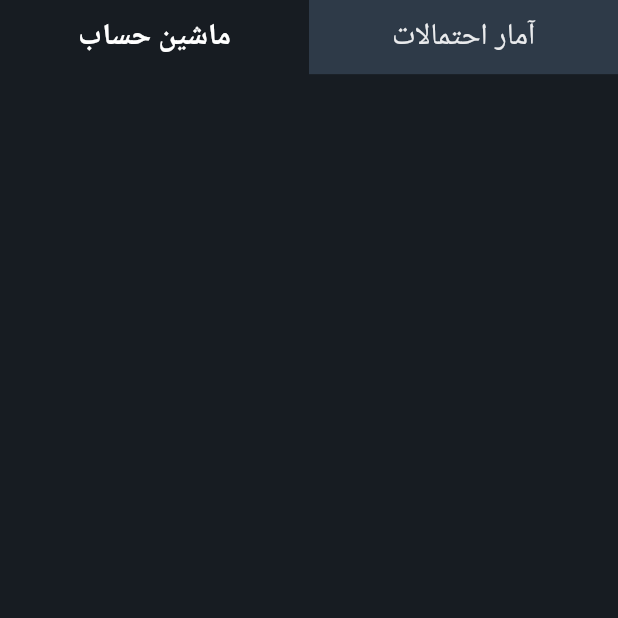
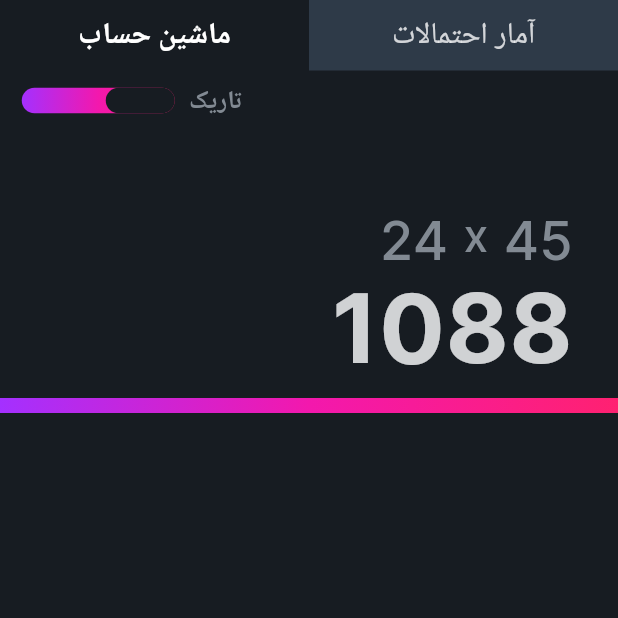
Before and after one commit to mohsen0dev/Statistical_Calculator, a Flutter app: the screen it shows after launch, on a phone screen of 412 x 824 dp, the top half of it. Run offline on Flutter 3.47's test engine with Material 3 defaults, Android fonts, the phone set to English and light mode, and no system bars; drawn by our look-alikes of animated_toggle_switch; our stand-ins replace get.

Commit message:
new write code

```diff
--- a/lib/Core/constants/app_size.dart
+++ b/lib/Core/constants/app_size.dart
@@ -11,6 +11,7 @@ class AppSize {
   static const double borderRadiusresultButton = 16;
   static const double textSizeBoldButtom = 26;
   static const double textSizeMedium = 16;
+  static const double dividerGeradientHeight=10;
   static double appBarHeight = 0;
   static double boardButtom = 0;
   static double boardResult = 0;
@@ -22,8 +23,8 @@ class AppSize {
   //   return MediaQuery.of(context).size.height;
   // }
   void appSectionsPercent() {
-    appBarHeight = setFullsizeHeight * 0.06;
-    boardResult = setFullsizeHeight * (26.2 / 100);
+    appBarHeight = setFullsizeHeight * 0.091;
+    boardResult = setFullsizeHeight * (23.1 / 100);
     boardButtom = setFullsizeHeight * (66.5 / 100);
   }
 
--- a/lib/Core/constants/color_app.dart
+++ b/lib/Core/constants/color_app.dart
@@ -13,6 +13,6 @@ abstract class AppColors {
   static const Color gery3 = Color(0xff2E3A48);
   static const Color gery4 = Color(0xff5A6876);
   static const Color gery5 = Color(0xff828A93);
-  static const Color gery6 = Color(0xffEAEBED);
+  static const Color gery6 = Color(0xe0EAEBED);
   static const Color gery7 = Color(0xffFFFFFF);
 }
--- a/lib/Core/constants/my_app.dart
+++ b/lib/Core/constants/my_app.dart
@@ -10,6 +10,7 @@ class MyApp extends StatelessWidget {
   @override
   Widget build(BuildContext context) {
     AppSize().init(context);
+    AppSize().appSectionsPercent();
     return GetMaterialApp(
       locale: const Locale('fa'),
       title: 'Statistical Calculator',
--- a/lib/Core/widgets/controller/custom_appbar_controller.dart
+++ b/lib/Core/widgets/controller/custom_appbar_controller.dart
@@ -2,4 +2,5 @@ import 'package:get/get.dart';
 
 class CustomAppbarController extends GetxController {
   RxInt selectedSection = 0.obs;
+  RxInt modeCurrent=0.obs;
 }
--- a/lib/Core/widgets/custom_appbar.dart
+++ b/lib/Core/widgets/custom_appbar.dart
@@ -4,6 +4,7 @@ import 'package:simple_statistical_calculator/Core/constants/app_size.dart';
 import 'package:simple_statistical_calculator/Core/constants/app_text_style.dart';
 import 'package:simple_statistical_calculator/Core/constants/color_app.dart';
 import 'package:simple_statistical_calculator/Core/widgets/controller/custom_appbar_controller.dart';
+import 'package:simple_statistical_calculator/Core/widgets/custom_darklight_switch.dart';
 
 class CustomAppBar extends StatelessWidget {
   final bool? selectedDarkLight;
@@ -37,7 +38,12 @@ class AppbarCustomSelection extends StatelessWidget {
   final customApbarClr = Get.put(CustomAppbarController());
   @override
   Widget build(BuildContext context) {
-    return Obx(() {
+    return Column(
+      children: [
+        SizedBox(
+          width: AppSize.setFullsizeWidth,
+          height: 47,
+          child: Obx(() {
             return Row(
               children: [
                 InkWell(
@@ -104,6 +110,24 @@ class AppbarCustomSelection extends StatelessWidget {
                     )),
               ],
             );
-    });
+          }),
+        ),
+        const SizedBox(height: 7,),
+        SizedBox(
+          width: AppSize.setFullsizeWidth,
+          height: 26,
+          child:Row(
+            mainAxisAlignment: MainAxisAlignment.end,
+            children: [
+              Obx(() => Text(customApbarClr.modeCurrent.value==1?'روشن':'تاریک',style: MyAppTextStyle.getBold(color: AppColors.gery5,fontSize: 17), ),),
+              const Padding(
+                padding: EdgeInsets.only(left: 10,right: 5),
+                child: SwitchDarkLight(),
+              ),
+            ],
+          ) ,
+        ),
+      ],
+    );
   }
 }
--- /dev/null
+++ b/lib/Core/widgets/custom_darklight_switch.dart
@@ -0,0 +1,43 @@
+import 'package:flutter/material.dart';
+import 'package:animated_toggle_switch/animated_toggle_switch.dart';
+import 'package:get/get.dart';
+import 'package:simple_statistical_calculator/Core/constants/color_app.dart';
+import 'package:simple_statistical_calculator/Core/widgets/controller/custom_appbar_controller.dart';
+
+class SwitchDarkLight extends StatefulWidget {
+ const SwitchDarkLight({super.key});
+ static int? modeCurrent = 0;
+  @override
+  State<SwitchDarkLight> createState() => _SwitchDarkLightState();
+}
+
+class _SwitchDarkLightState extends State<SwitchDarkLight> {
+  final customAppBarClr=Get.put(CustomAppbarController());
+  @override
+  Widget build(BuildContext context) {
+    return Center(
+      child: AnimatedToggleSwitch<int?>.rolling(
+        current: SwitchDarkLight.modeCurrent,
+        allowUnlistedValues: true,
+        values: const [0, 1],
+        onChanged: (i) => setState(() {SwitchDarkLight.modeCurrent= i;convertValue(SwitchDarkLight.modeCurrent.toString());} ),
+        iconBuilder: null,
+        borderWidth: 4.5,
+        minTouchTargetSize: 10,
+        style: ToggleStyle(
+          indicatorColor: SwitchDarkLight.modeCurrent== 0 ? AppColors.gery1 : AppColors.gery6,
+          backgroundGradient: AppColors.GradientColor,
+          borderColor: const Color.fromARGB(0, 226, 198, 198),
+        ),
+        height: 26,
+        spacing: 10,
+        loading: null,
+      ),
+    );
+  }
+  void convertValue(String value){
+      int convertToInt;
+      convertToInt=int.parse(value);
+      customAppBarClr.modeCurrent.value=convertToInt;
+  }
+}
--- a/lib/Features/calculator/calculator_view.dart
+++ b/lib/Features/calculator/calculator_view.dart
@@ -1,8 +1,8 @@
 import 'package:flutter/material.dart';
 import 'package:get/get.dart';
-import 'package:segmented_button_slide/segmented_button_slide.dart';
 import 'package:simple_statistical_calculator/Core/constants/app_bar.dart';
 import 'package:simple_statistical_calculator/Core/constants/app_size.dart';
+import 'package:simple_statistical_calculator/Core/constants/app_text_style.dart';
 import 'package:simple_statistical_calculator/Core/constants/color_app.dart';
 import 'package:simple_statistical_calculator/Core/widgets/custom_page_view.dart';
 
@@ -11,11 +11,84 @@ class CalculatorView extends StatelessWidget {
 
   @override
   Widget build(BuildContext context) {
-    return const SafeArea(
+    return SafeArea(
       child: Scaffold(
           backgroundColor: AppColors.gery1,
-          appBar: CustomSelectionAppBar(),
-          body: Center()),
+          appBar: const CustomSelectionAppBar(),
+          body: Center(
+            child: Column(
+              children: [
+                SizedBox(
+                  width: AppSize.setFullsizeWidth,
+                  height: AppSize.boardResult,
+                  child: Column(
+                    children: [
+                      Expanded(
+                        child: Padding(
+                          padding: const EdgeInsets.only(right: 30),
+                          child: Stack(children: [
+                            Positioned(
+                              right: 0,
+                              bottom: 80,
+                              child: Row(
+                                children: [
+                                  Text(
+                                    '45',
+                                    style: MyAppTextStyle.medium(
+                                        color: AppColors.gery5, fontSize: 36),
+                                  ),
+                                  Padding(
+                                    padding: const EdgeInsets.only(right: 10,left: 10),
+                                    child: Container(
+                                      margin: const EdgeInsets.only(bottom: 5),
+                                      child: Text(
+                                        'x',
+                                        style: MyAppTextStyle.medium(
+                                            color: AppColors.gery5, fontSize: 30),
+                                      ),
+                                    ),
+                                  ),
+                                  Text(
+                                    '24',
+                                    style: MyAppTextStyle.medium(
+                                        color: AppColors.gery5, fontSize: 36),
+                                  ),
+                                ],
+                              ),
+                            ),
+                            Positioned(
+                              bottom: 0,
+                              right: 0,
+                              child: Text(
+                                '1088',
+                                style: MyAppTextStyle.getBold(
+                                    color: AppColors.gery6, fontSize: 64),
+                              ),
+                            )
+                          ]),
+                        ),
+                      ),
+                    ],
+                  ),
+                ),
+                SizedBox(
+                  width: AppSize.setFullsizeWidth,
+                  height: AppSize.boardButtom,
+                  child: Column(
+                    children: [
+                      Container(
+                        width: AppSize.setFullsizeWidth,
+                        height: AppSize.dividerGeradientHeight,
+                        child: null,
+                        decoration: const BoxDecoration(
+                            gradient: AppColors.GradientColor),
+                      ),
+                    ],
+                  ),
+                )
+              ],
+            ),
+          )),
     );
   }
 }
--- a/lib/Features/splash/splash_model.dart
+++ /dev/null
@@ -1,3 +0,0 @@
-class SplashView {
-  //empty class
-}
--- a/lib/Features/splash/splash_viewmodel.dart
+++ /dev/null
@@ -1,5 +0,0 @@
-import 'package:get/get.dart';
-
-class SplashViewModel extends GetxController {
-  //empty class
-}
--- a/pubspec.yaml
+++ b/pubspec.yaml
@@ -6,7 +6,7 @@ publish_to: 'none'
 version: 1.0.0+1
 
 environment:
-  sdk: '>=3.2.5 <4.0.0'
+  sdk: '>=3.2.4 <4.0.0'
 
 dependencies:
   flutter:
@@ -14,7 +14,7 @@ dependencies:
   cupertino_icons: ^1.0.2
   lottie: ^3.0.0
   get: ^4.6.6
-  segmented_button_slide: ^1.0.4
+  animated_toggle_switch: ^0.8.2
 
 dev_dependencies:
   flutter_test:
```
Also changed, not shown: lib/main.dart (line endings or trailing spaces), pubspec.lock. Lines whose indentation alone changed are shown as unchanged.
